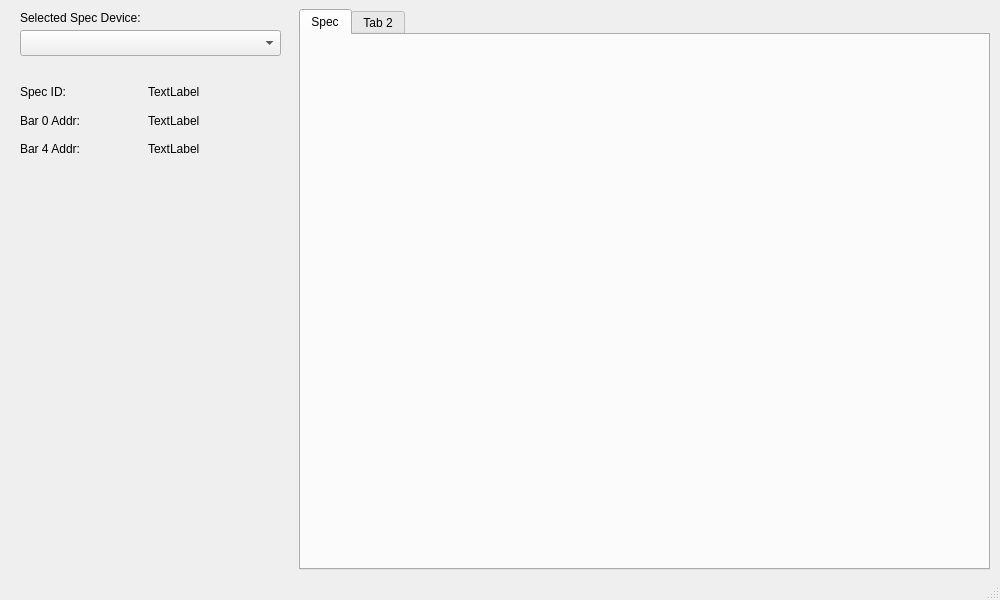
First picture: the form in gui/YarrGui/yarrgui.ui, repository Yarr/Yarr, before the edit.
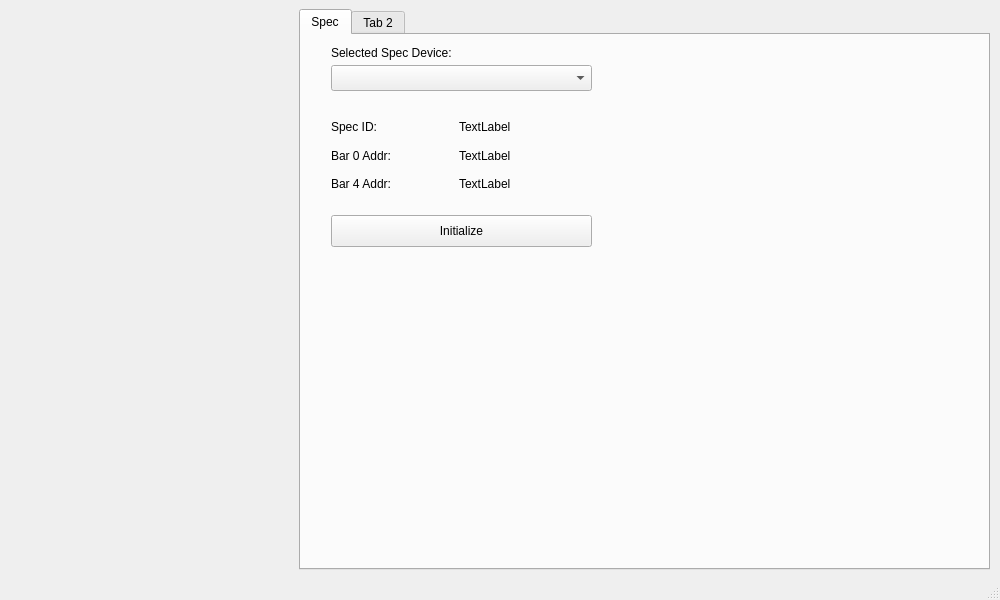
Second picture: the form after the edit.

Commit message: Playing around with initilizing Spec from Gui.

What changed in the file:
```diff
--- a/gui/YarrGui/yarrgui.ui
+++ b/gui/YarrGui/yarrgui.ui
@@ -30,40 +30,10 @@
      <attribute name="title">
       <string>Spec</string>
      </attribute>
-    </widget>
-    <widget class="QWidget" name="tab_2">
-     <attribute name="title">
-      <string>Tab 2</string>
-     </attribute>
-    </widget>
-   </widget>
-   <widget class="QComboBox" name="device_comboBox">
-    <property name="geometry">
-     <rect>
-      <x>20</x>
-      <y>30</y>
-      <width>261</width>
-      <height>26</height>
-     </rect>
-    </property>
-   </widget>
-   <widget class="QLabel" name="label">
-    <property name="geometry">
-     <rect>
-      <x>20</x>
-      <y>10</y>
-      <width>261</width>
-      <height>16</height>
-     </rect>
-    </property>
-    <property name="text">
-     <string>Selected Spec Device:</string>
-    </property>
-   </widget>
    <widget class="QWidget" name="">
     <property name="geometry">
      <rect>
-      <x>20</x>
+        <x>30</x>
       <y>70</y>
       <width>261</width>
       <height>101</height>
@@ -119,6 +89,49 @@
       </widget>
      </item>
     </layout>
+     </widget>
+     <widget class="QLabel" name="label">
+      <property name="geometry">
+       <rect>
+        <x>30</x>
+        <y>10</y>
+        <width>261</width>
+        <height>16</height>
+       </rect>
+      </property>
+      <property name="text">
+       <string>Selected Spec Device:</string>
+      </property>
+     </widget>
+     <widget class="QComboBox" name="device_comboBox">
+      <property name="geometry">
+       <rect>
+        <x>30</x>
+        <y>30</y>
+        <width>261</width>
+        <height>26</height>
+       </rect>
+      </property>
+     </widget>
+     <widget class="QPushButton" name="pushButton">
+      <property name="geometry">
+       <rect>
+        <x>30</x>
+        <y>180</y>
+        <width>261</width>
+        <height>32</height>
+       </rect>
+      </property>
+      <property name="text">
+       <string>Initialize</string>
+      </property>
+     </widget>
+    </widget>
+    <widget class="QWidget" name="tab_2">
+     <attribute name="title">
+      <string>Tab 2</string>
+     </attribute>
+    </widget>
    </widget>
   </widget>
   <widget class="QStatusBar" name="statusBar"/>
```
Lines whose indentation alone changed are shown as unchanged. The commit also changes 6 other files.
